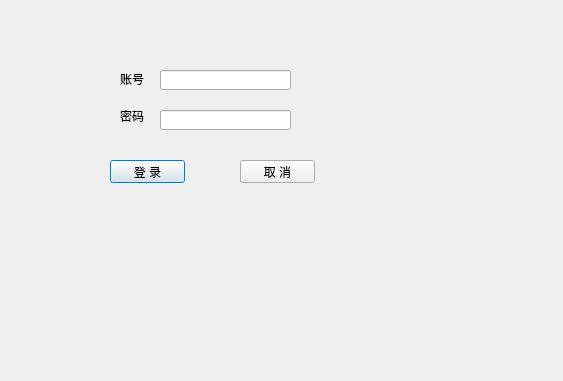
Old version of the form ExamSys/logindialog.ui in the repository suozhiyuan/QtProject.
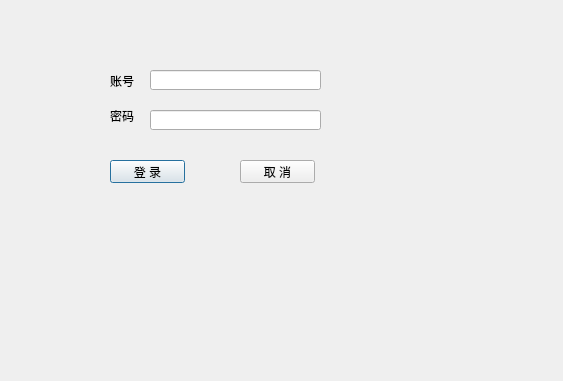
New version of the form. Icons and pictures are not drawn.

What changed in the file:
```diff
--- a/ExamSys/logindialog.ui
+++ b/ExamSys/logindialog.ui
@@ -16,10 +16,10 @@
   <widget class="QLabel" name="label">
    <property name="geometry">
     <rect>
-     <x>120</x>
+     <x>110</x>
      <y>71</y>
-     <width>24</width>
-     <height>16</height>
+     <width>31</width>
+     <height>20</height>
     </rect>
    </property>
    <property name="text">
@@ -29,7 +29,7 @@
   <widget class="QLabel" name="label_2">
    <property name="geometry">
     <rect>
-     <x>120</x>
+     <x>110</x>
      <y>110</y>
      <width>24</width>
      <height>12</height>
@@ -42,9 +42,9 @@
   <widget class="QLineEdit" name="accountEdit">
    <property name="geometry">
     <rect>
-     <x>160</x>
+     <x>150</x>
      <y>70</y>
-     <width>131</width>
+     <width>171</width>
      <height>20</height>
     </rect>
    </property>
@@ -52,12 +52,15 @@
   <widget class="QLineEdit" name="codeEdit">
    <property name="geometry">
     <rect>
-     <x>160</x>
+     <x>150</x>
      <y>110</y>
-     <width>131</width>
+     <width>171</width>
      <height>20</height>
     </rect>
    </property>
+   <property name="echoMode">
+    <enum>QLineEdit::Password</enum>
+   </property>
   </widget>
   <widget class="QPushButton" name="loginBtn">
    <property name="geometry">
```
